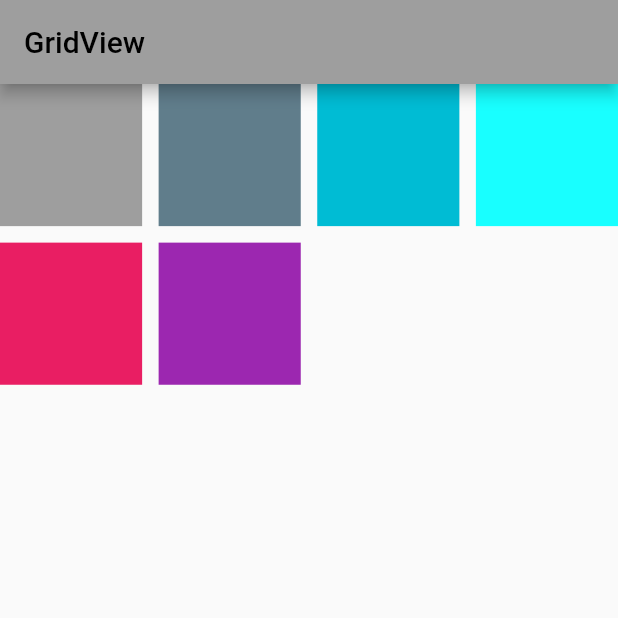
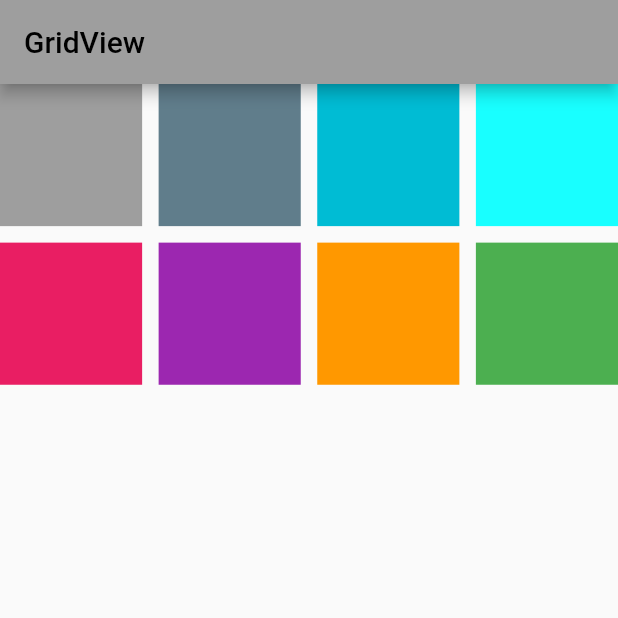
Before and after one commit to AkashBelekar2428/GridView_flutter, a Flutter app: the screen it shows after launch, on a phone screen of 412 x 824 dp, the top half of it. Run offline on Flutter 3.47's test engine with Material 2 defaults, Android fonts, the phone set to English and light mode, and no system bars.

Commit message:
GridView with GridView.builder properties

```diff
--- a/lib/main.dart
+++ b/lib/main.dart
@@ -21,31 +21,77 @@ class gridViewScreen extends StatelessWidget{
   @override
   Widget build(BuildContext context) {
 
-    final colorArr = [Colors.grey,
+    final colorArr = [
+      Colors.grey,
       Colors.blueGrey,
       Colors.cyan,
       Colors.cyanAccent,
       Colors.pink,
       Colors.purple,
       Colors.orange,
-      Colors.green];
+      Colors.green
+    ];
 
     return Scaffold(
       appBar: AppBar(
         title: Text('GridView'),
       ),
-      body: GridView.count(crossAxisCount: 4,
-      crossAxisSpacing: 11,
-      mainAxisSpacing: 11,
-      children: [
-        Container(color: colorArr[0],),
-        Container(color: colorArr[1],),
-        Container(color: colorArr[2],),
-        Container(color: colorArr[3],),
-        Container(color: colorArr[4],),
-        Container(color: colorArr[5],)
-      ],
-      )
-    );
+       body: GridView.builder(itemBuilder: (context, index) {
+         return Container(color: colorArr[index],);
+
+       },itemCount: colorArr.length, gridDelegate: SliverGridDelegateWithMaxCrossAxisExtent(
+
+       crossAxisSpacing: 11,
+       mainAxisSpacing: 11,
+           maxCrossAxisExtent: 100
+       ),
+
+       )
+
+       );
+    //Column(
+      //   mainAxisAlignment: MainAxisAlignment.center,
+      //   children: [
+      //     // Container(
+      //     //   height: 400,
+      //     //   child: GridView.count(crossAxisCount: 5 ,
+      //     //   crossAxisSpacing: 11,
+      //     //   mainAxisSpacing: 11,
+      //     //   children: [
+      //     //     Container(color: colorArr[0],),
+      //     //     Container(color: colorArr[1],),
+      //     //     Container(color: colorArr[2],),
+      //     //     Container(color: colorArr[3],),
+      //     //     Container(color: colorArr[4],),
+      //     //     Container(color: colorArr[5],),
+      //     //     Container(color: colorArr[6],),
+      //     //     Container(color: colorArr[7],),
+      //     //   ],
+      //     //
+      //     //   ),
+      //     // ),
+      //     Container(
+      //       height: 50,
+      //     ),
+      //     Container(
+      //      height: 400,
+      //       child: GridView.extent(maxCrossAxisExtent: 100,
+      //         crossAxisSpacing: 11,
+      //         mainAxisSpacing: 11,
+      //         children: [
+      //           Container(color: colorArr[0],),
+      //           Container(color: colorArr[1],),
+      //           Container(color: colorArr[2],),
+      //           Container(color: colorArr[3],),
+      //           Container(color: colorArr[4],),
+      //           Container(color: colorArr[5],),
+      //           Container(color: colorArr[6],),
+      //           Container(color: colorArr[7],)
+      //         ],
+      //       ),
+      //     )
+      //   ],
+      // )
+    // );
   }
 }
```
Also changed, not shown: 1 other file.
